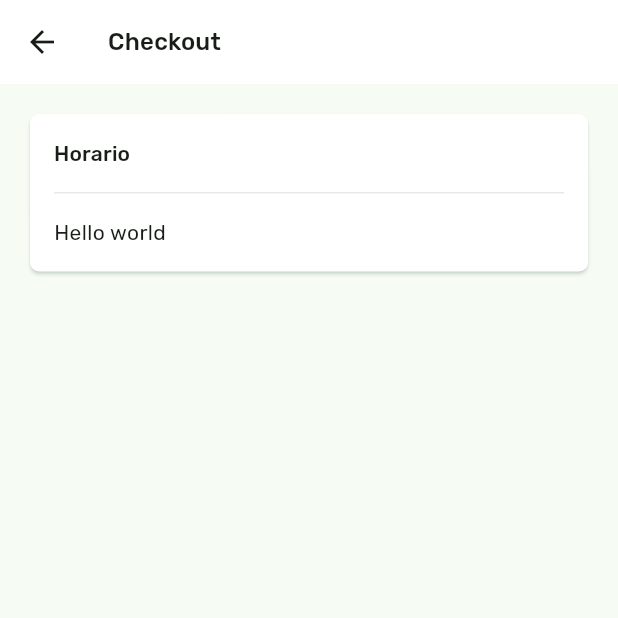
After one commit to HomeyPark/HomeyPark_AppFlutter_patched, a Flutter app: the ParkingDetailScreen screen opened directly, after a tap on "Reservar", on a phone screen of 412 x 824 dp, the top half of it. The commit adds this screen. Run offline on Flutter 3.47's test engine with Material 3 defaults, Android fonts, the phone set to English and light mode, and no system bars; our stand-ins replace geolocator, google_fonts, google_maps_flutter; network calls fail.

Commit message:
feat: create card with header and checkout screen

```diff
--- /dev/null
+++ b/lib/screens/checkout_screen.dart
@@ -0,0 +1,31 @@
+import 'package:flutter/material.dart';
+import 'package:homey_park/widgets/widgets.dart';
+
+class CheckoutScreen extends StatelessWidget {
+  const CheckoutScreen({super.key});
+
+  @override
+  Widget build(BuildContext context) {
+    final theme = Theme.of(context);
+    return Scaffold(
+      appBar: AppBar(
+        title: Text(
+          "Checkout",
+          style: theme.textTheme.titleMedium,
+        ),
+        backgroundColor: Colors.white,
+      ),
+      body: const Padding(
+        padding: EdgeInsets.all(16),
+        child: Column(
+          children: [
+            CardWithHeader(
+              headerTextStr: "Horario",
+              body: Text("Hello world"),
+            ),
+          ],
+        ),
+      ),
+    );
+  }
+}
--- a/lib/screens/parking_detail_screen.dart
+++ b/lib/screens/parking_detail_screen.dart
@@ -1,4 +1,5 @@
 import 'package:flutter/material.dart';
+import 'package:homey_park/screens/screen.dart';
 
 class ParkingDetailScreen extends StatelessWidget {
   final int parkingId;
@@ -121,7 +122,7 @@ class ParkingDetailScreen extends StatelessWidget {
                     crossAxisAlignment: CrossAxisAlignment.start,
                     children: [
                       Text(
-                        "Ubicación",
+                        "Descripción",
                         style: theme.textTheme.titleMedium,
                         textAlign: TextAlign.start,
                       ),
@@ -153,7 +154,10 @@ class ParkingDetailScreen extends StatelessWidget {
         width: double.infinity,
         child: FilledButton(
           onPressed: () {
-            Navigator.pop(context);
+            Navigator.push(
+              context,
+              MaterialPageRoute(builder: (context) => const CheckoutScreen()),
+            );
           },
           style: ButtonStyle(
             shape: WidgetStateProperty.all(
@@ -162,7 +166,7 @@ class ParkingDetailScreen extends StatelessWidget {
               ),
             ),
           ),
-          child: Text("Reservar"),
+          child: const Text("Reservar"),
         ),
       ),
     );
--- a/lib/screens/screen.dart
+++ b/lib/screens/screen.dart
@@ -1,2 +1,3 @@
 export 'home_screen.dart';
 export 'parking_detail_screen.dart';
+export 'checkout_screen.dart';
--- /dev/null
+++ b/lib/widgets/card_with_header.dart
@@ -0,0 +1,47 @@
+import 'package:flutter/material.dart';
+
+class CardWithHeader extends StatelessWidget {
+  final String headerTextStr;
+  final Widget body;
+
+  const CardWithHeader(
+      {super.key, required this.headerTextStr, required this.body});
+
+  @override
+  Widget build(BuildContext context) {
+    final theme = Theme.of(context);
+
+    return Card(
+      color: Colors.white,
+      shape: RoundedRectangleBorder(
+        borderRadius: BorderRadius.circular(6),
+      ),
+      shadowColor: theme.colorScheme.primary.withOpacity(0.4),
+      child: Column(
+        crossAxisAlignment: CrossAxisAlignment.stretch,
+        children: [
+          Container(
+            padding: const EdgeInsets.symmetric(vertical: 16.0),
+            margin: const EdgeInsetsDirectional.symmetric(horizontal: 16),
+            decoration: BoxDecoration(
+              border: Border(
+                bottom: BorderSide(
+                  color: theme.colorScheme.onSurface.withOpacity(0.1),
+                ),
+              ),
+            ),
+            child: Text(
+              headerTextStr,
+              style: theme.textTheme.labelLarge
+                  ?.copyWith(color: theme.colorScheme.onSurface),
+            ),
+          ),
+          Padding(
+            padding: const EdgeInsets.all(16.0),
+            child: body,
+          ),
+        ],
+      ),
+    );
+  }
+}
--- /dev/null
+++ b/lib/widgets/widgets.dart
@@ -0,0 +1 @@
+export 'card_with_header.dart';
```
